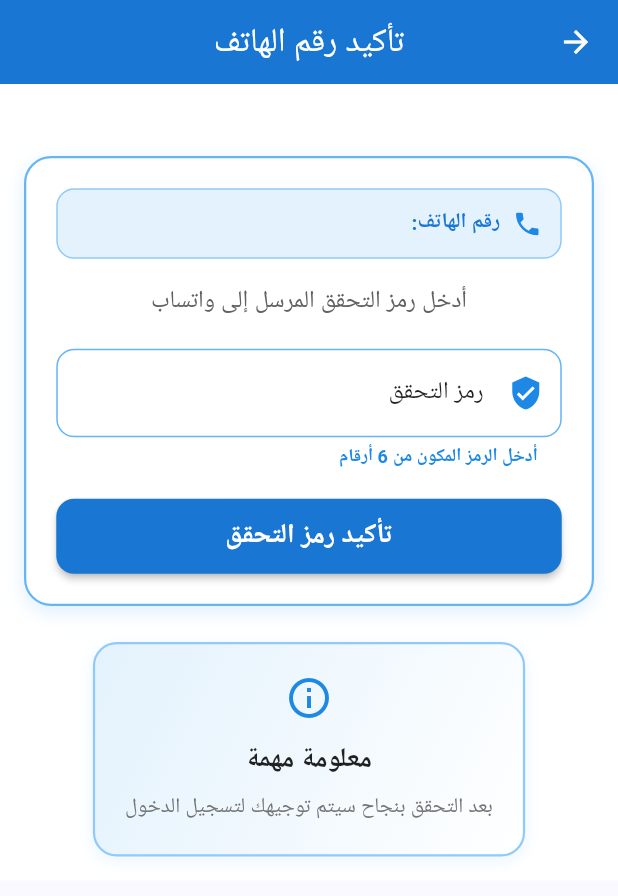
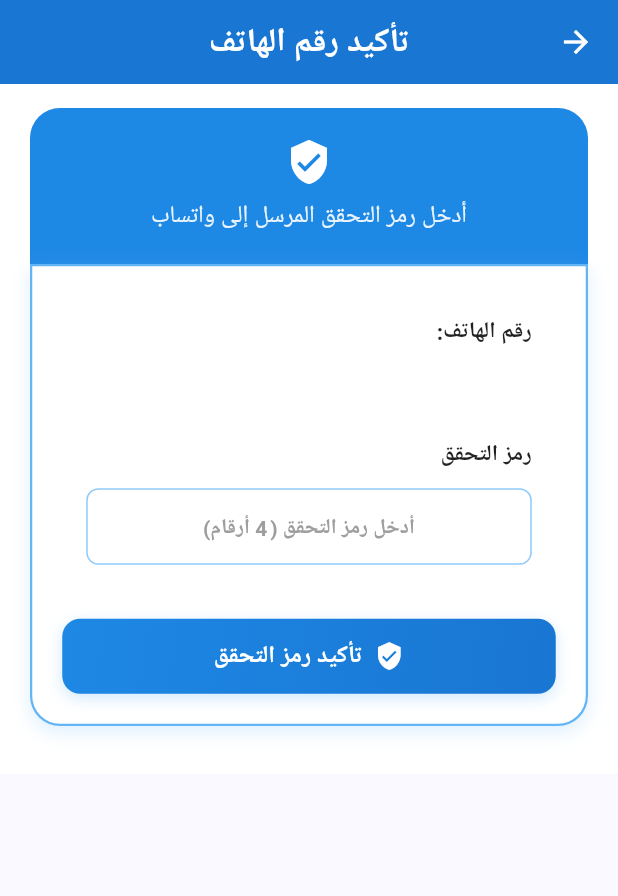
Before and after one commit to hashembadawi/forsa, a Flutter app: the VerificationScreen screen opened directly with empty values, on a phone screen of 412 x 824 dp. Shown: the top 896 px of the screen. Run offline on Flutter 3.47's test engine with Material 3 defaults, Android fonts, the phone set to English and light mode, and no system bars; our stand-ins replace connectivity_plus, flutter_image_compress, image_picker, shared_preferences; accounts and stored records are empty; network calls fail; Roboto replaces fonts that are missing (Arabic).

Commit message:
refactor: Enhance login and verification screens with DialogUtils for improved error handling and UI consistency

```diff
--- a/lib/screens/login_screen.dart
+++ b/lib/screens/login_screen.dart
@@ -6,6 +6,7 @@ import 'package:connectivity_plus/connectivity_plus.dart';
 import 'package:syria_market/utils/dialog_utils.dart';
 import 'home_screen.dart';
 import 'register_screen.dart';
+import 'verification_screen.dart';
 import 'my_ads_screen.dart';
 import 'add_ad_screen.dart';
 
@@ -71,12 +72,18 @@ class _LoginScreenState extends State<LoginScreen> {
   /// Validate login form
   bool _validateForm() {
     if (_phoneController.text.trim().isEmpty) {
-      _showError('يرجى إدخال رقم الهاتف');
+      DialogUtils.showErrorDialog(
+        context: context,
+        message: 'يرجى إدخال رقم الهاتف',
+      );
       return false;
     }
 
     if (_passwordController.text.isEmpty) {
-      _showError('يرجى إدخال كلمة المرور');
+      DialogUtils.showErrorDialog(
+        context: context,
+        message: 'يرجى إدخال كلمة المرور',
+      );
       return false;
     }
 
@@ -158,10 +165,33 @@ class _LoginScreenState extends State<LoginScreen> {
     DialogUtils.closeDialog(context); // Close loading dialog
 
     if (response.statusCode == 200 && responseData['token'] != null) {
+      // Check if user is verified
+      final isVerified = responseData['userIsVerified'] ?? false;
+
+      if (!isVerified) {
+        final phoneNumber = responseData['userPhone'] ?? _formattedPhoneNumber;
+        DialogUtils.showConfirmationDialog(
+          context: context,
+          title: 'المستخدم غير مؤكد',
+          message: 'يرجى تأكيد رقم الهاتف أولاً. هل تريد الذهاب إلى صفحة التحقق؟',
+          confirmText: 'نعم، تأكيد الآن',
+          cancelText: 'إلغاء',
+          onConfirm: () {
+            Navigator.pushReplacement(
+              context,
+              MaterialPageRoute(
+                builder: (_) => VerificationScreen(phoneNumber: phoneNumber),
+              ),
+            );
+          },
+        );
+        return;
+      }
+
       await _saveUserData(responseData);
       await _navigateAfterLogin();
     } else {
-      final errorMessage = 'حدث خطأ أثناء تسجيل الدخول';
+      final errorMessage = responseData['message'] ?? 'حدث خطأ أثناء تسجيل الدخول';
       DialogUtils.showErrorDialog(
         context: context,
         message: errorMessage,
@@ -182,6 +212,7 @@ class _LoginScreenState extends State<LoginScreen> {
       prefs.setString('userPhone', userData['userPhone'] ?? ''),
       prefs.setString('userProfileImage', userData['userProfileImage'] ?? ''),
       prefs.setString('userAccountNumber', userData['userAccountNumber'] ?? ''),
+      prefs.setBool('userIsVerified', userData['userIsVerified'] ?? false),
     ]);
   }
 
@@ -224,38 +255,11 @@ class _LoginScreenState extends State<LoginScreen> {
     );
 
     if (result == true) {
-      _showSuccessMessage('تم إنشاء الحساب، يمكنك تسجيل الدخول الآن');
+      DialogUtils.showSuccessDialog(
+        context: context,
+        message: 'تم إنشاء الحساب، يمكنك تسجيل الدخول الآن',
+      );
     }
-  }
-
-  // ========== UI Feedback Methods ==========
-
-  /// Show error message
-  void _showError(String message) {
-    if (!mounted) return;
-
-    ScaffoldMessenger.of(context).showSnackBar(
-      SnackBar(
-        content: Text(message),
-        backgroundColor: const Color(0xFFFF7A59),
-        behavior: SnackBarBehavior.floating,
-        shape: RoundedRectangleBorder(borderRadius: BorderRadius.circular(10)),
-      ),
-    );
-  }
-
-  /// Show success message
-  void _showSuccessMessage(String message) {
-    if (!mounted) return;
-
-    ScaffoldMessenger.of(context).showSnackBar(
-      SnackBar(
-        content: Text(message),
-        backgroundColor: Colors.green,
-        behavior: SnackBarBehavior.floating,
-        shape: RoundedRectangleBorder(borderRadius: BorderRadius.circular(10)),
-      ),
-    );
   }
 
   // ========== Widget Building Methods ==========
--- a/lib/screens/verification_screen.dart
+++ b/lib/screens/verification_screen.dart
@@ -23,10 +23,18 @@ class _VerificationScreenState extends State<VerificationScreen> {
 
   /// Validate verification form
   bool _validateForm() {
-    if (_codeController.text.trim().isEmpty) {
+    String code = _codeController.text.trim();
+    if (code.isEmpty) {
       DialogUtils.showErrorDialog(
         context: context,
         message: 'يرجى إدخال رمز التحقق',
+      );
+      return false;
+    }
+    if (code.length != 4) {
+      DialogUtils.showErrorDialog(
+        context: context,
+        message: 'يرجى إدخال رمز التحقق المكون من 4 أرقام',
       );
       return false;
     }
@@ -93,7 +101,10 @@ class _VerificationScreenState extends State<VerificationScreen> {
   /// Build main app bar
   PreferredSizeWidget _buildAppBar() {
     return AppBar(
-      title: const Text('تأكيد رقم الهاتف'),
+      title: const Text(
+        'تأكيد رقم الهاتف',
+        style: TextStyle(fontWeight: FontWeight.bold),
+      ),
       centerTitle: true,
       backgroundColor: Colors.blue[700],
       foregroundColor: Colors.white,
@@ -108,37 +119,83 @@ class _VerificationScreenState extends State<VerificationScreen> {
   /// Build main body content
   Widget _buildBody() {
     return Container(
-      decoration: const BoxDecoration(color: Colors.white),
+      padding: const EdgeInsets.symmetric(horizontal: 20, vertical: 16),
+      color: Colors.white,
       child: SingleChildScrollView(
         padding: EdgeInsets.only(
-          left: 16,
-          right: 16,
-          top: 16,
           bottom: MediaQuery.of(context).viewInsets.bottom + 16,
         ),
         child: Column(
           children: [
-            const SizedBox(height: 32),
-            _buildVerificationForm(),
-            const SizedBox(height: 24),
-            _buildInfoSection(),
+            _buildVerificationContainer(),
           ],
         ),
       ),
     );
   }
 
-  /// Build verification form container
-  Widget _buildVerificationForm() {
-    return Container(
-      decoration: _buildFormDecoration(),
+  /// Build the main verification container
+  Widget _buildVerificationContainer() {
+    return Column(
+      crossAxisAlignment: CrossAxisAlignment.start,
+      children: [
+        // Header Section
+        Container(
+          width: double.infinity,
+          padding: const EdgeInsets.all(20),
+          decoration: BoxDecoration(
+            color: Colors.blue[600],
+            borderRadius: const BorderRadius.only(
+              topLeft: Radius.circular(20),
+              topRight: Radius.circular(20),
+            ),
+          ),
+          child: Column(
+            children: [
+              Icon(
+                Icons.verified_user,
+                color: Colors.white,
+                size: 32,
+              ),
+              const SizedBox(height: 8),
+              Text(
+                'أدخل رمز التحقق المرسل إلى واتساب',
+                style: TextStyle(
+                  color: Colors.white.withOpacity(0.9),
+                  fontSize: 16,
+                  fontWeight: FontWeight.w500,
+                ),
+                textAlign: TextAlign.center,
+              ),
+            ],
+          ),
+        ),
+        // Verification Content
+        Container(
+          decoration: BoxDecoration(
+            color: Colors.white,
+            borderRadius: const BorderRadius.only(
+              bottomLeft: Radius.circular(20),
+              bottomRight: Radius.circular(20),
+            ),
+            border: Border.all(
+              color: Colors.blue[300]!,
+              width: 1.5,
+            ),
+            boxShadow: [
+              BoxShadow(
+                color: Colors.blue[200]!.withOpacity(0.3),
+                blurRadius: 10,
+                offset: const Offset(0, 4),
+              ),
+            ],
+          ),
           child: Padding(
             padding: const EdgeInsets.all(20),
             child: Column(
+              crossAxisAlignment: CrossAxisAlignment.start,
               children: [
                 _buildPhoneNumberDisplay(),
-            const SizedBox(height: 16),
-            _buildInstructionText(),
                 const SizedBox(height: 20),
                 _buildCodeField(),
                 const SizedBox(height: 20),
@@ -146,20 +203,6 @@ class _VerificationScreenState extends State<VerificationScreen> {
               ],
             ),
           ),
-    );
-  }
-
-  /// Build form decoration
-  BoxDecoration _buildFormDecoration() {
-    return BoxDecoration(
-      borderRadius: BorderRadius.circular(18),
-      color: Colors.white,
-      border: Border.all(color: Colors.blue[300]!, width: 1.5),
-      boxShadow: [
-        BoxShadow(
-          color: Colors.blue[200]!.withOpacity(0.3),
-          blurRadius: 10,
-          offset: const Offset(0, 4),
         ),
       ],
     );
@@ -168,183 +211,135 @@ class _VerificationScreenState extends State<VerificationScreen> {
   /// Build phone number display
   Widget _buildPhoneNumberDisplay() {
     return Container(
-      padding: const EdgeInsets.all(12),
-      decoration: BoxDecoration(
-        color: Colors.blue[50],
-        borderRadius: BorderRadius.circular(12),
-        border: Border.all(color: Colors.blue[200]!),
-      ),
-      child: Row(
-        children: [
-          Icon(Icons.phone, color: Colors.blue[600], size: 20),
-          const SizedBox(width: 8),
-          Text(
+      width: double.infinity,
+      margin: const EdgeInsets.only(bottom: 12),
+      child: Padding(
+        padding: const EdgeInsets.symmetric(horizontal: 16, vertical: 12),
+        child: Text(
           'رقم الهاتف: ${widget.phoneNumber}',
-            style: TextStyle(
-              fontSize: 14,
-              fontWeight: FontWeight.bold,
-              color: Colors.blue[700],
+          style: const TextStyle(
+            fontWeight: FontWeight.w600,
+            color: Colors.black87,
+            fontSize: 15,
           ),
         ),
-        ],
       ),
-    );
-  }
-
-  /// Build instruction text
-  Widget _buildInstructionText() {
-    return Text(
-      'أدخل رمز التحقق المرسل إلى واتساب',
-      style: TextStyle(
-        fontSize: 16,
-        color: Colors.grey[700],
-        fontWeight: FontWeight.w500,
-      ),
-      textAlign: TextAlign.center,
     );
   }
 
   /// Build verification code field
   Widget _buildCodeField() {
-    return TextField(
+    return Container(
+      width: double.infinity,
+      child: Padding(
+        padding: const EdgeInsets.all(16),
+        child: Column(
+          crossAxisAlignment: CrossAxisAlignment.start,
+          children: [
+            const Text(
+              'رمز التحقق',
+              style: TextStyle(
+                fontWeight: FontWeight.w600,
+                color: Colors.black87,
+                fontSize: 15,
+              ),
+            ),
+            const SizedBox(height: 12),
+            TextField(
               controller: _codeController,
               keyboardType: TextInputType.number,
               textAlign: TextAlign.center,
+              maxLength: 4,
               onSubmitted: (_) => verifyCode(),
-      decoration: _buildInputDecoration(
-        labelText: 'رمز التحقق',
-        prefixIcon: Icons.verified_user,
-        helperText: 'أدخل الرمز المكون من 6 أرقام',
+              decoration: InputDecoration(
+                hintText: 'أدخل رمز التحقق (4 أرقام)',
+                hintStyle: TextStyle(
+                  color: Colors.grey[500],
+                  fontSize: 14,
+                ),
+                filled: true,
+                fillColor: Colors.white,
+                border: OutlineInputBorder(
+                  borderRadius: BorderRadius.circular(8),
+                  borderSide: BorderSide(color: Colors.blue[200]!),
+                ),
+                enabledBorder: OutlineInputBorder(
+                  borderRadius: BorderRadius.circular(8),
+                  borderSide: BorderSide(color: Colors.blue[200]!),
+                ),
+                focusedBorder: OutlineInputBorder(
+                  borderRadius: BorderRadius.circular(8),
+                  borderSide: BorderSide(color: Colors.blue[600]!, width: 2),
+                ),
+                contentPadding: const EdgeInsets.symmetric(
+                  horizontal: 16,
+                  vertical: 12,
+                ),
+                counterText: '', // Hide the character counter
               ),
               style: const TextStyle(
                 fontSize: 18,
                 fontWeight: FontWeight.bold,
                 letterSpacing: 2,
               ),
-    );
-  }
-
-  /// Build input field decoration
-  InputDecoration _buildInputDecoration({
-    required String labelText,
-    required IconData prefixIcon,
-    String? helperText,
-  }) {
-    return InputDecoration(
-      labelText: labelText,
-      labelStyle: const TextStyle(color: Colors.black87),
-      filled: true,
-      fillColor: Colors.white,
-      border: OutlineInputBorder(
-        borderRadius: BorderRadius.circular(12),
-        borderSide: BorderSide(color: Colors.blue[300]!),
             ),
-      enabledBorder: OutlineInputBorder(
-        borderRadius: BorderRadius.circular(12),
-        borderSide: BorderSide(color: Colors.blue[300]!),
+          ],
         ),
-      focusedBorder: OutlineInputBorder(
-        borderRadius: BorderRadius.circular(12),
-        borderSide: BorderSide(color: Colors.blue[700]!, width: 2),
-      ),
-      prefixIcon: Icon(prefixIcon, color: Colors.blue[600]),
-      helperText: helperText,
-      helperStyle: TextStyle(
-        color: Colors.blue[600],
-        fontWeight: FontWeight.bold,
       ),
     );
   }
 
   /// Build verify button
   Widget _buildVerifyButton() {
-    return ElevatedButton(
-      onPressed: verifyCode,
-      style: ElevatedButton.styleFrom(
-        minimumSize: const Size(double.infinity, 50),
-        backgroundColor: Colors.blue[700],
-        foregroundColor: Colors.white,
-        shape: RoundedRectangleBorder(
-          borderRadius: BorderRadius.circular(12),
-        ),
-        elevation: 2,
-      ),
-      child: const Text(
-        'تأكيد رمز التحقق',
-        style: TextStyle(fontSize: 18, fontWeight: FontWeight.bold),
-      ),
-    );
-  }
-
-  /// Build info section
-  Widget _buildInfoSection() {
     return Container(
-      decoration: _buildInfoDecoration(),
-      child: Padding(
-        padding: const EdgeInsets.all(20),
-        child: Column(
-          children: [
-            _buildInfoIcon(),
-            const SizedBox(height: 12),
-            _buildInfoTitle(),
-            const SizedBox(height: 8),
-            _buildInfoSubtitle(),
-          ],
-        ),
-      ),
-    );
-  }
-
-  /// Build info section decoration
-  BoxDecoration _buildInfoDecoration() {
-    return BoxDecoration(
-      borderRadius: BorderRadius.circular(16),
+      width: double.infinity,
+      decoration: BoxDecoration(
         gradient: LinearGradient(
+          colors: [Colors.blue[600]!, Colors.blue[700]!],
           begin: Alignment.topLeft,
           end: Alignment.bottomRight,
-        colors: [Colors.blue[50]!, Colors.white],
         ),
-      border: Border.all(color: Colors.blue[200]!, width: 1.5),
+        borderRadius: BorderRadius.circular(12),
         boxShadow: [
           BoxShadow(
-          color: Colors.blue[100]!.withOpacity(0.3),
+            color: Colors.blue[300]!.withOpacity(0.3),
             blurRadius: 8,
             offset: const Offset(0, 3),
           ),
         ],
-    );
-  }
-
-  /// Build info icon
-  Widget _buildInfoIcon() {
-    return Icon(
-      Icons.info_outline,
-      size: 32,
-      color: Colors.blue[600],
-    );
-  }
-
-  /// Build info title
-  Widget _buildInfoTitle() {
-    return const Text(
-      'معلومة مهمة',
+      ),
+      child: ElevatedButton(
+        onPressed: verifyCode,
+        style: ElevatedButton.styleFrom(
+          backgroundColor: Colors.transparent,
+          foregroundColor: Colors.white,
+          shadowColor: Colors.transparent,
+          minimumSize: const Size(double.infinity, 50),
+          shape: RoundedRectangleBorder(
+            borderRadius: BorderRadius.circular(12),
+          ),
+          elevation: 0,
+        ),
+        child: Row(
+          mainAxisAlignment: MainAxisAlignment.center,
+          children: [
+            const Icon(
+              Icons.verified_user,
+              color: Colors.white,
+              size: 20,
+            ),
+            const SizedBox(width: 8),
+            const Text(
+              'تأكيد رمز التحقق',
               style: TextStyle(
-        fontSize: 18,
+                fontSize: 16,
                 fontWeight: FontWeight.bold,
-        color: Colors.black87,
+                color: Colors.white,
               ),
-    );
-  }
-
-  /// Build info subtitle
-  Widget _buildInfoSubtitle() {
-    return Text(
-      'بعد التحقق بنجاح سيتم توجيهك لتسجيل الدخول',
-      style: TextStyle(
-        fontSize: 14,
-        color: Colors.grey[600],
             ),
-      textAlign: TextAlign.center,
+          ],
+        ),
+      ),
     );
   }
 
```
Lines whose indentation alone changed are shown as unchanged.
